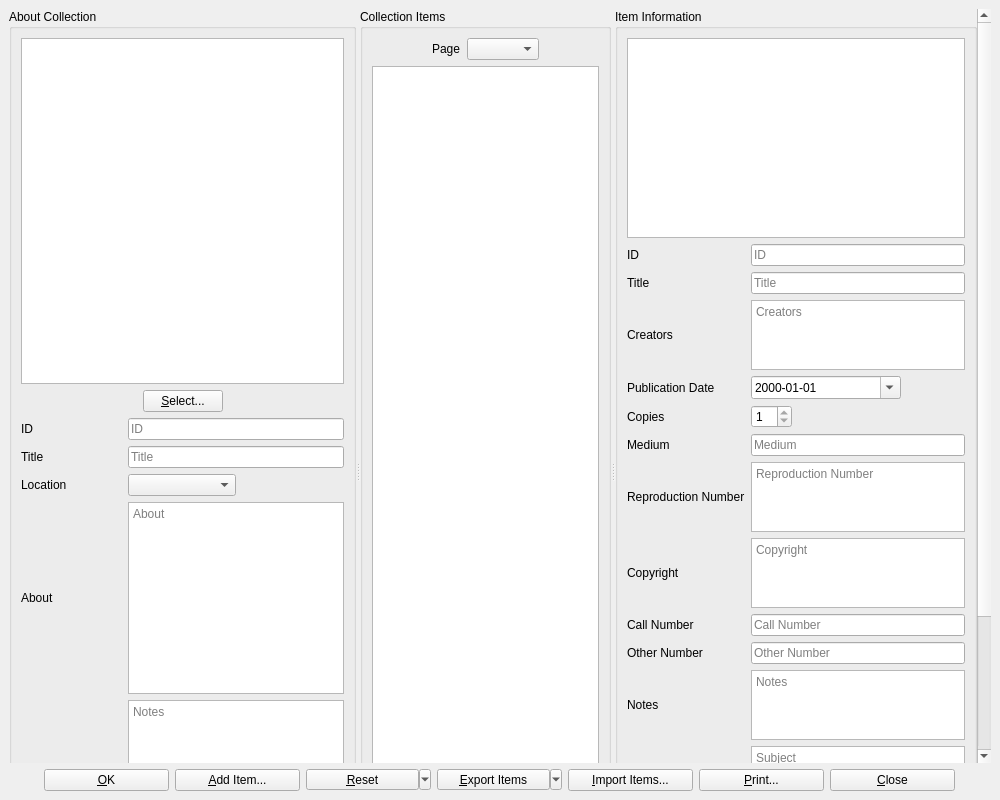
The window that UI/biblioteq_photographinfo.ui (textbrowser/biblioteq) describes before a commit, drawn with Qt 5.
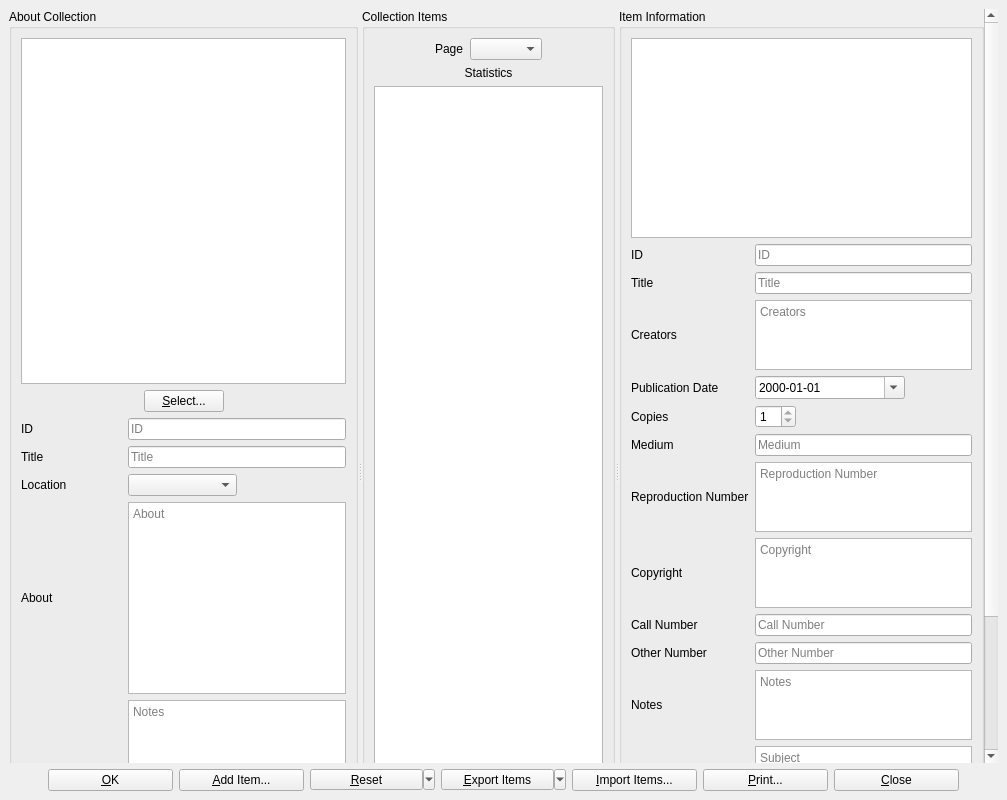
The same window after the commit. Icons and pictures are not drawn. Custom widgets are drawn as their Qt base class.

Commit message: New label widget.

```diff
--- a/UI/biblioteq_photographinfo.ui
+++ b/UI/biblioteq_photographinfo.ui
@@ -6,7 +6,7 @@
    <rect>
     <x>0</x>
     <y>0</y>
-    <width>1000</width>
+    <width>1007</width>
     <height>800</height>
    </rect>
   </property>
@@ -32,8 +32,8 @@
         <rect>
          <x>0</x>
          <y>0</y>
-         <width>967</width>
-         <height>1146</height>
+         <width>968</width>
+         <height>1000</height>
         </rect>
        </property>
        <layout class="QVBoxLayout" name="verticalLayout_2">
@@ -293,6 +293,16 @@
               </item>
              </layout>
             </item>
+            <item>
+             <widget class="QLabel" name="statistics">
+              <property name="text">
+               <string>Statistics</string>
+              </property>
+              <property name="alignment">
+               <set>Qt::AlignCenter</set>
+              </property>
+             </widget>
+            </item>
             <item>
              <widget class="QGraphicsView" name="graphicsView">
               <property name="renderHints">
```
